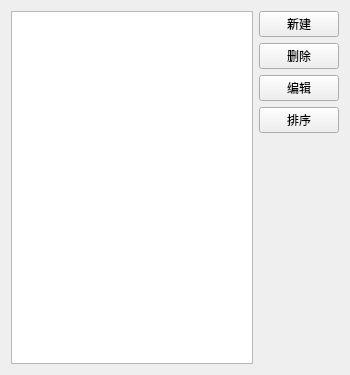
NuclearCannon/knowledge_manager, file Srcs/TagManager/tag_manager.ui: the form before one commit.
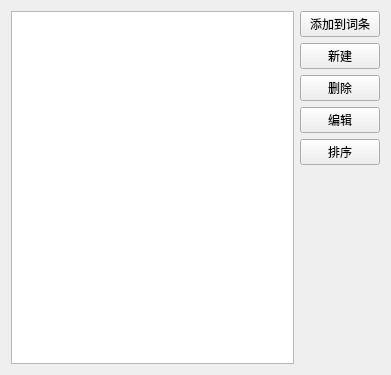
The form after the commit.

Diff of the .ui file:
```diff
--- a/Srcs/TagManager/tag_manager.ui
+++ b/Srcs/TagManager/tag_manager.ui
@@ -6,7 +6,7 @@
    <rect>
     <x>0</x>
     <y>0</y>
-    <width>350</width>
+    <width>391</width>
     <height>375</height>
    </rect>
   </property>
@@ -31,6 +31,16 @@
    </item>
    <item row="0" column="1">
     <layout class="QVBoxLayout" name="verticalLayout">
+     <item>
+      <widget class="QPushButton" name="add_to_curren_entry">
+       <property name="styleSheet">
+        <string notr="true"/>
+       </property>
+       <property name="text">
+        <string> 添加到词条 </string>
+       </property>
+      </widget>
+     </item>
      <item>
       <widget class="QPushButton" name="new_tag_button">
        <property name="text">
```
